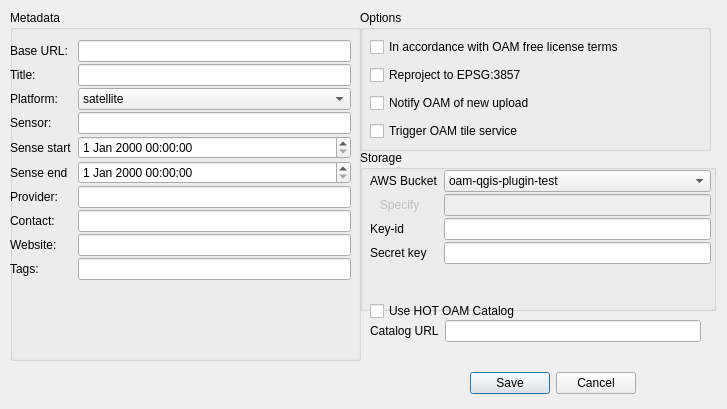
Old version of the form OpenAerialMap/gui/ui/setting_dialog.ui in the repository hotosm/oam-qgis-plugin.
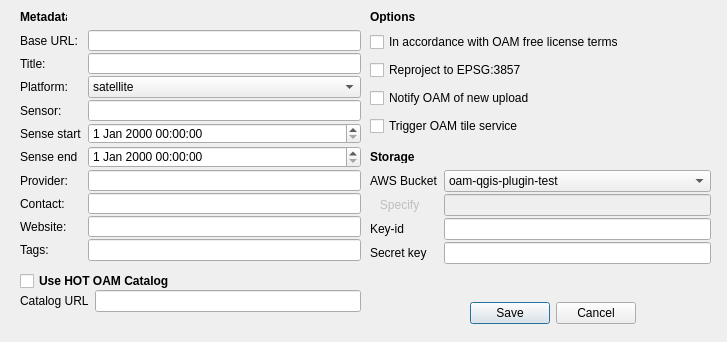
New version of the form.

Commit message: Improved the GUI of image browser

What changed in the file:
```diff
--- a/OpenAerialMap/gui/ui/setting_dialog.ui
+++ b/OpenAerialMap/gui/ui/setting_dialog.ui
@@ -7,7 +7,7 @@
     <x>0</x>
     <y>0</y>
     <width>727</width>
-    <height>409</height>
+    <height>342</height>
    </rect>
   </property>
   <property name="windowTitle">
@@ -17,7 +17,7 @@
    <property name="geometry">
     <rect>
      <x>460</x>
-     <y>370</y>
+     <y>300</y>
      <width>176</width>
      <height>27</height>
     </rect>
@@ -29,25 +29,57 @@
     <set>QDialogButtonBox::Cancel|QDialogButtonBox::Save</set>
    </property>
   </widget>
-  <widget class="QGroupBox" name="groupBox">
+  <widget class="QWidget" name="formLayoutWidget_3">
    <property name="geometry">
     <rect>
-     <x>10</x>
-     <y>10</y>
-     <width>351</width>
-     <height>351</height>
+     <x>20</x>
+     <y>290</y>
+     <width>341</width>
+     <height>41</height>
     </rect>
    </property>
-   <property name="title">
-    <string>Metadata</string>
-   </property>
+   <layout class="QFormLayout" name="formLayout">
+    <property name="fieldGrowthPolicy">
+     <enum>QFormLayout::AllNonFixedFieldsGrow</enum>
+    </property>
+    <item row="0" column="0">
+     <widget class="QLabel" name="catalog_url_label">
+      <property name="text">
+       <string>Catalog URL</string>
+      </property>
+     </widget>
+    </item>
+    <item row="0" column="1">
+     <widget class="QLineEdit" name="catalog_url_edit"/>
+    </item>
+   </layout>
+  </widget>
+  <widget class="QCheckBox" name="hot_oam_catalog_check_box">
+   <property name="geometry">
+    <rect>
+     <x>20</x>
+     <y>270</y>
+     <width>161</width>
+     <height>22</height>
+    </rect>
+   </property>
+   <property name="font">
+    <font>
+     <weight>75</weight>
+     <bold>true</bold>
+    </font>
+   </property>
+   <property name="text">
+    <string>Use HOT OAM Catalog</string>
+   </property>
+  </widget>
    <widget class="QWidget" name="formLayoutWidget_2">
     <property name="geometry">
      <rect>
-      <x>0</x>
+     <x>20</x>
       <y>30</y>
       <width>341</width>
-      <height>319</height>
+     <height>231</height>
      </rect>
     </property>
     <layout class="QFormLayout" name="formLayout_1">
@@ -128,13 +160,6 @@
        </property>
       </widget>
      </item>
-     <item row="4" column="1">
-      <layout class="QHBoxLayout" name="horizontalLayout_3">
-       <item>
-        <widget class="QDateTimeEdit" name="sense_start_edit"/>
-       </item>
-      </layout>
-     </item>
      <item row="6" column="0">
       <widget class="QLabel" name="sense_end_label">
        <property name="text">
@@ -214,26 +239,35 @@
        </property>
       </widget>
      </item>
-    </layout>
-   </widget>
-  </widget>
-  <widget class="QGroupBox" name="groupBox_2">
+    <item row="4" column="1">
+     <widget class="QDateTimeEdit" name="sense_start_edit"/>
+    </item>
+   </layout>
+  </widget>
+  <widget class="QLabel" name="lbMetadata">
    <property name="geometry">
     <rect>
-     <x>360</x>
+     <x>20</x>
      <y>10</y>
-     <width>351</width>
-     <height>141</height>
+     <width>47</width>
+     <height>13</height>
     </rect>
    </property>
-   <property name="title">
-    <string>Options</string>
+   <property name="font">
+    <font>
+     <weight>75</weight>
+     <bold>true</bold>
+    </font>
    </property>
+   <property name="text">
+    <string>Metadata</string>
+   </property>
+  </widget>
    <widget class="QWidget" name="layoutWidget">
     <property name="geometry">
      <rect>
-      <x>10</x>
-      <y>25</y>
+     <x>370</x>
+     <y>30</y>
       <width>341</width>
       <height>108</height>
      </rect>
@@ -269,26 +303,32 @@
      </item>
     </layout>
    </widget>
-  </widget>
-  <widget class="QGroupBox" name="groupBox_3">
+  <widget class="QLabel" name="lbOptions">
    <property name="geometry">
     <rect>
-     <x>360</x>
-     <y>150</y>
-     <width>356</width>
-     <height>161</height>
+     <x>370</x>
+     <y>10</y>
+     <width>47</width>
+     <height>13</height>
     </rect>
    </property>
-   <property name="title">
-    <string>Storage</string>
+   <property name="font">
+    <font>
+     <weight>75</weight>
+     <bold>true</bold>
+    </font>
    </property>
-   <widget class="QWidget" name="layoutWidget">
+   <property name="text">
+    <string>Options</string>
+   </property>
+  </widget>
+  <widget class="QWidget" name="layoutWidget_2">
     <property name="geometry">
      <rect>
-      <x>10</x>
-      <y>20</y>
+     <x>370</x>
+     <y>170</y>
       <width>341</width>
-      <height>122</height>
+     <height>111</height>
      </rect>
     </property>
     <layout class="QFormLayout" name="formLayout_2">
@@ -384,43 +424,23 @@
      </item>
     </layout>
    </widget>
-  </widget>
-  <widget class="QWidget" name="formLayoutWidget_3">
+  <widget class="QLabel" name="lbStorage">
    <property name="geometry">
     <rect>
      <x>370</x>
-     <y>320</y>
-     <width>331</width>
-     <height>41</height>
+     <y>150</y>
+     <width>47</width>
+     <height>13</height>
     </rect>
    </property>
-   <layout class="QFormLayout" name="formLayout">
-    <property name="fieldGrowthPolicy">
-     <enum>QFormLayout::AllNonFixedFieldsGrow</enum>
-    </property>
-    <item row="0" column="0">
-     <widget class="QLabel" name="catalog_url_label">
+   <property name="font">
+    <font>
+     <weight>75</weight>
+     <bold>true</bold>
+    </font>
+   </property>
       <property name="text">
-       <string>Catalog URL</string>
-      </property>
-     </widget>
-    </item>
-    <item row="0" column="1">
-     <widget class="QLineEdit" name="catalog_url_edit"/>
-    </item>
-   </layout>
-  </widget>
-  <widget class="QCheckBox" name="hot_oam_catalog_check_box">
-   <property name="geometry">
-    <rect>
-     <x>370</x>
-     <y>300</y>
-     <width>161</width>
-     <height>22</height>
-    </rect>
-   </property>
-   <property name="text">
-    <string>Use HOT OAM Catalog</string>
+    <string>Storage</string>
    </property>
   </widget>
  </widget>
```
Lines whose indentation alone changed are shown as unchanged. The commit also changes 2 other files.
